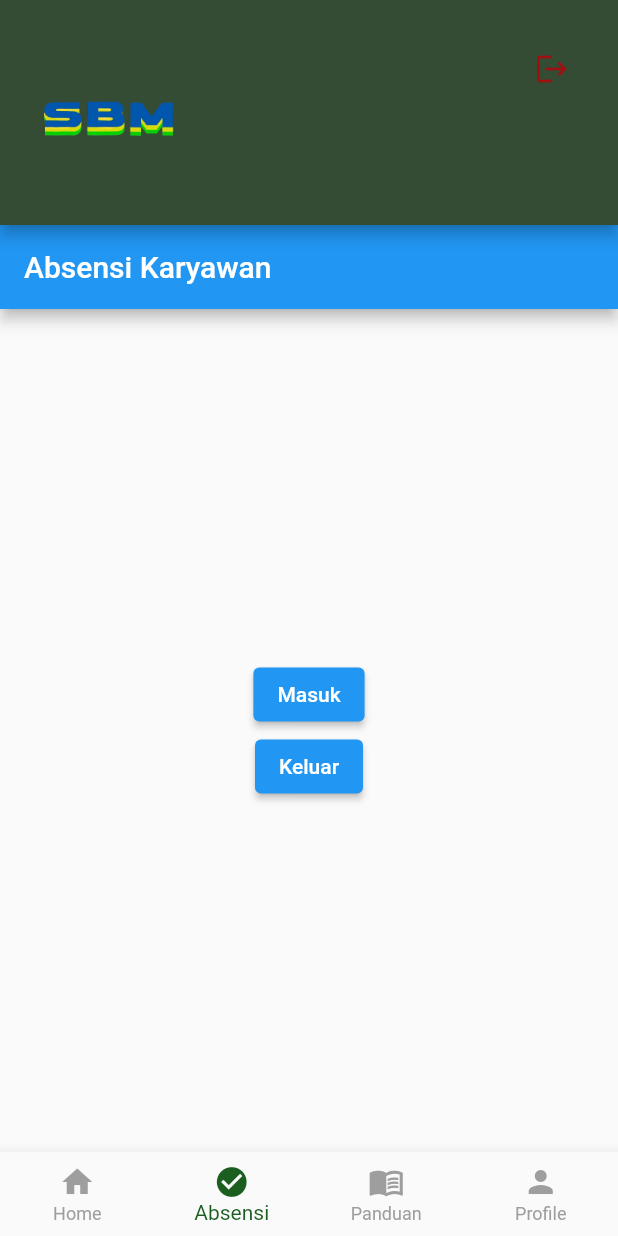
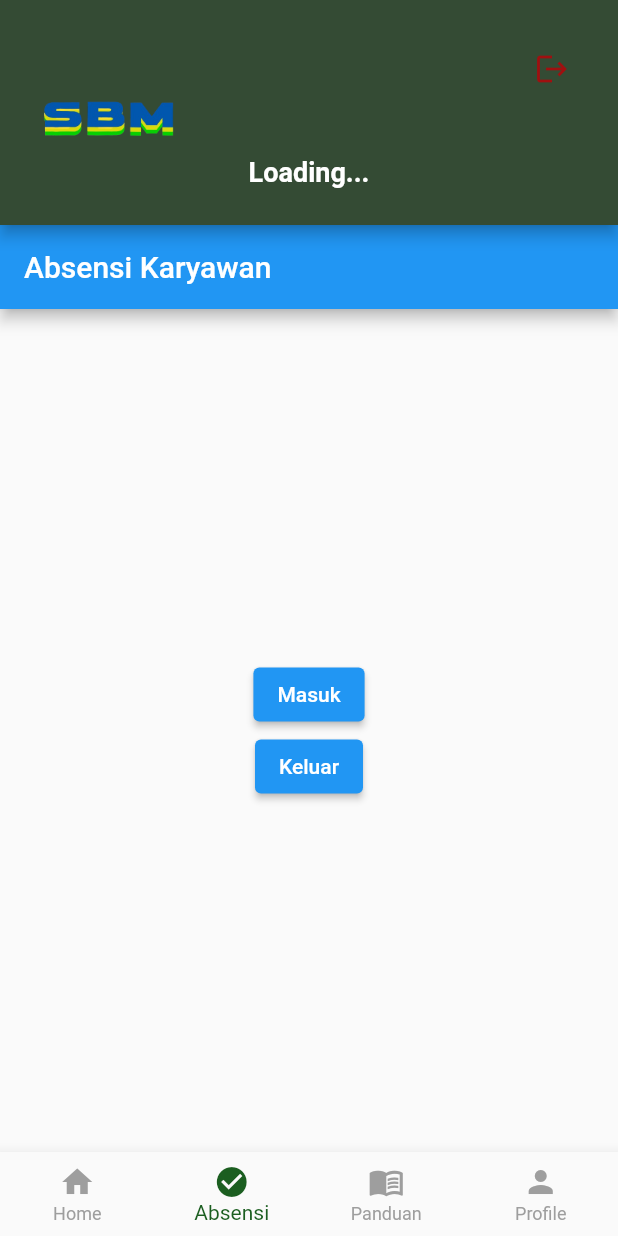
Before and after one commit to JhonatanMarikros/Absensi, a Flutter app: the screen it shows once a user with an empty profile is signed in, item 2 of the bottom bar chosen, on a phone screen of 412 x 824 dp. Run offline on Flutter 3.47's test engine with Material 2 defaults, Android fonts, the phone set to English and light mode, and no system bars; our stand-ins replace camera, cloud_firestore, file_picker, firebase_auth, firebase_core, flutter_dotenv and 2 more; missing offline and left inert: firebase_app_check; accounts and stored records are empty.

Commit message:
new update
ok

```diff
--- a/lib/main_page.dart
+++ b/lib/main_page.dart
@@ -119,6 +119,7 @@ class MainPage extends StatefulWidget {
 class _MainPageState extends State<MainPage> {
   int _selectedIndex = 0;
   String username = "";
+  String position = "";
   String profileUrl = "";
   double logoSize = 150.0;
   double logoTopPadding = 5.0;
@@ -131,12 +132,12 @@ class _MainPageState extends State<MainPage> {
   }
 
   void _getUserData() async {
-    DocumentSnapshot userDoc =
-        await FirebaseFirestore.instance.collection('users').doc(widget.uid).get();
+    DocumentSnapshot userDoc = await FirebaseFirestore.instance.collection('users').doc(widget.uid).get();
 
     if (userDoc.exists) {
       setState(() {
         username = userDoc['username'];
+        position = userDoc['position'] ?? ""; // Ambil position jika tersedia
         profileUrl = userDoc['profile'];
       });
     }
@@ -167,7 +168,7 @@ class _MainPageState extends State<MainPage> {
   Widget build(BuildContext context) {
     return Scaffold(
       appBar: PreferredSize(
-        preferredSize: Size.fromHeight(150.0), // Menambah tinggi AppBar
+        preferredSize: Size.fromHeight(150.0), // Tambah tinggi AppBar
         child: AppBar(
           backgroundColor: Color.fromARGB(255, 52, 75, 52),
           centerTitle: true,
@@ -180,6 +181,23 @@ class _MainPageState extends State<MainPage> {
                   child: Padding(
                     padding: EdgeInsets.only(top: logoTopPadding),
                     child: Image.asset('assets/SBMNEW.png', height: logoSize),
+                  ),
+                ),
+                Align(
+                  alignment: Alignment.center,
+                  child: Padding(
+                    padding: const EdgeInsets.only(top: 80.0),
+                    child: Text(
+                      username.isNotEmpty
+                          ? "$username - $position" // Gabungkan username dan position
+                          : "Loading...",
+                      style: TextStyle(
+                        fontSize: 18,
+                        fontWeight: FontWeight.bold,
+                        color: Colors.white,
+                      ),
+                      textAlign: TextAlign.center,
+                    ),
                   ),
                 ),
                 if (profileUrl.isNotEmpty)
--- a/pubspec.yaml
+++ b/pubspec.yaml
@@ -73,6 +73,7 @@ flutter:
   assets:
     - assets/default_profile.png
     - assets/SBMNEW.png
+    - assets/SBM.png
 
 
   # The following line ensures that the Material Icons font is
```
